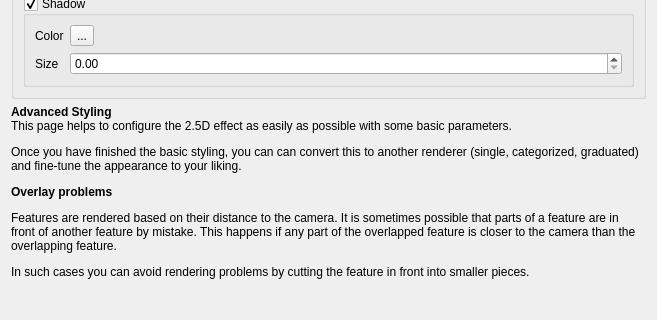
Old version of the form src/ui/symbollayer/qgs25drendererwidgetbase.ui in the repository nextgis/nextgisqgis; both pictures show x 0 to 657 and y 173 to 493 of the 657 by 587 pixel window.
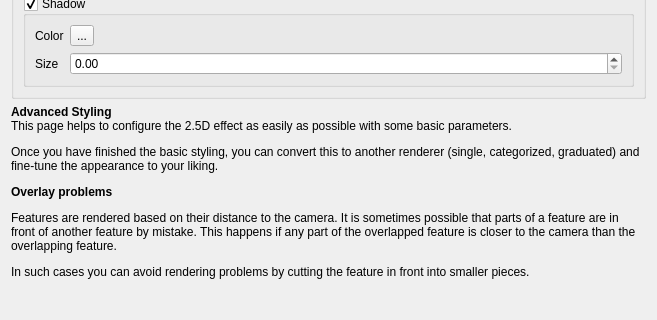
New version of the form. Custom widgets are drawn as their Qt base class.

The edit to the form file:
```diff
--- a/src/ui/symbollayer/qgs25drendererwidgetbase.ui
+++ b/src/ui/symbollayer/qgs25drendererwidgetbase.ui
@@ -127,7 +127,7 @@
    <item row="3" column="0" colspan="2">
     <widget class="QLabel" name="label_7">
      <property name="text">
-      <string>&lt;html&gt;&lt;head/&gt;&lt;body&gt;&lt;p&gt;&lt;span style=&quot; font-weight:600;&quot;&gt;Advanced Styling&lt;/span&gt;&lt;br/&gt;This page helps to configure the 2.5D effect as easily as possible with some basic parameters.&lt;/p&gt;&lt;p&gt;Once you have finished the basic styling, you can can convert this to another renderer (single, categorized, graduated) and fine-tune the appearance to your liking.&lt;/p&gt;&lt;p&gt;&lt;span style=&quot; font-weight:600;&quot;&gt;Overlay problems&lt;/span&gt;&lt;/p&gt;&lt;p&gt;Features are rendered based on their distance to the camera. It is sometimes possible that parts of a feature are in front of another feature by mistake. This happens if any part of the overlapped feature is closer to the camera than the overlapping feature.&lt;/p&gt;&lt;p&gt;In such cases you can avoid rendering problems by cutting the feature in front into smaller pieces.&lt;/p&gt;&lt;/body&gt;&lt;/html&gt;</string>
+      <string>&lt;html&gt;&lt;head/&gt;&lt;body&gt;&lt;p&gt;&lt;span style=&quot; font-weight:600;&quot;&gt;Advanced Styling&lt;/span&gt;&lt;br/&gt;This page helps to configure the 2.5D effect as easily as possible with some basic parameters.&lt;/p&gt;&lt;p&gt;Once you have finished the basic styling, you can convert this to another renderer (single, categorized, graduated) and fine-tune the appearance to your liking.&lt;/p&gt;&lt;p&gt;&lt;span style=&quot; font-weight:600;&quot;&gt;Overlay problems&lt;/span&gt;&lt;/p&gt;&lt;p&gt;Features are rendered based on their distance to the camera. It is sometimes possible that parts of a feature are in front of another feature by mistake. This happens if any part of the overlapped feature is closer to the camera than the overlapping feature.&lt;/p&gt;&lt;p&gt;In such cases you can avoid rendering problems by cutting the feature in front into smaller pieces.&lt;/p&gt;&lt;/body&gt;&lt;/html&gt;</string>
      </property>
      <property name="wordWrap">
       <bool>true</bool>
```
